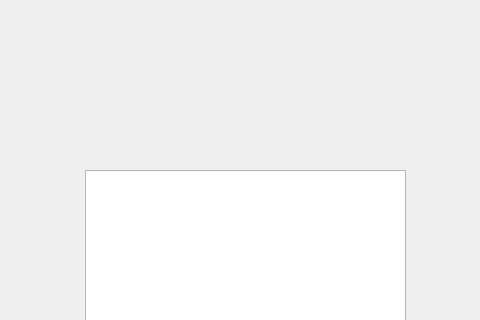
MichBell742/IterfaceLab, file interfacciaGrafica/mainwindow.ui: the form before one commit; both pictures show x 135 to 615 and y 0 to 320 of the 800 by 600 pixel window.
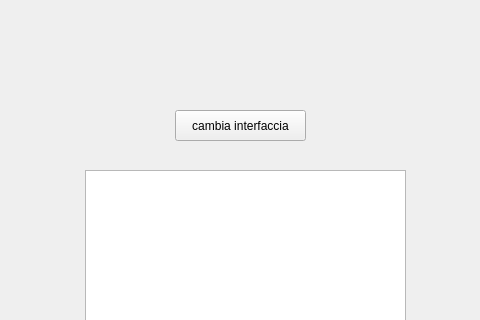
The form after the commit.

Commit message: cambia interfaccia grafica

Patch:
```diff
--- a/interfacciaGrafica/mainwindow.ui
+++ b/interfacciaGrafica/mainwindow.ui
@@ -46,6 +46,19 @@
      </size>
     </property>
    </widget>
+   <widget class="QPushButton" name="cambiaInterfaccia">
+    <property name="geometry">
+     <rect>
+      <x>310</x>
+      <y>110</y>
+      <width>131</width>
+      <height>31</height>
+     </rect>
+    </property>
+    <property name="text">
+     <string>cambia interfaccia</string>
+    </property>
+   </widget>
   </widget>
   <widget class="QMenuBar" name="menubar">
    <property name="geometry">
```
The commit also changes 3 other files.
